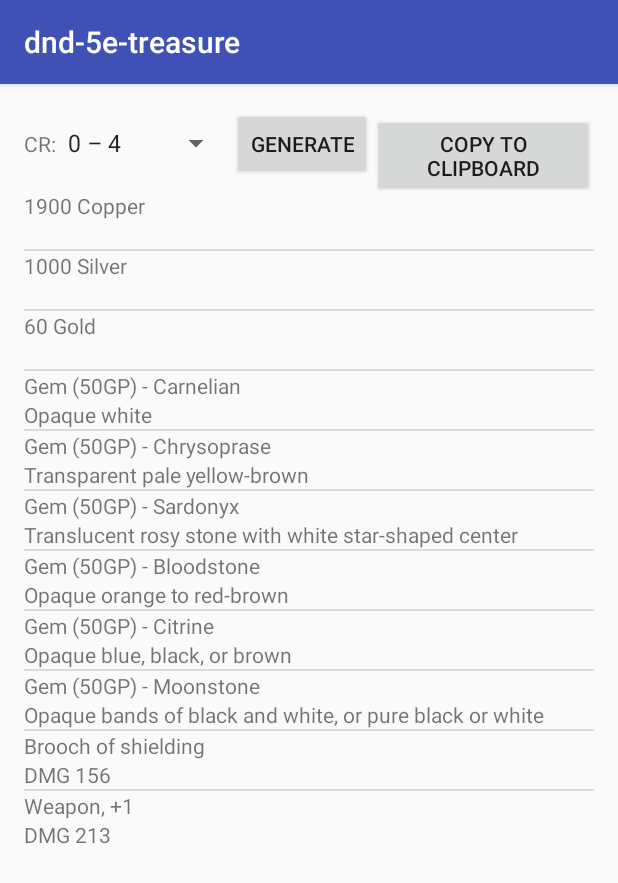
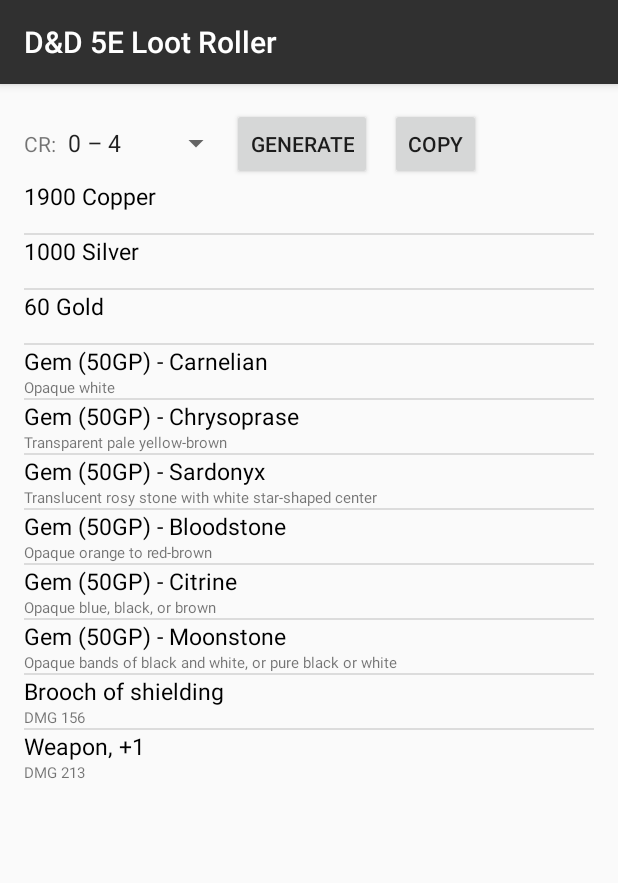
Before and after one commit to BecomingPizza/dnd-5e-treasure, an Android app: the screen it shows after launch (MainActivity), after a tap on "GENERATE", on a phone screen of 412 x 824 dp. Shown: the top 883 px of the screen. Run offline under Robolectric (Android 15) with nearby library versions, the phone set to English and light mode, and no system bars.

Commit message:
ui improvements

```diff
--- a/app/src/main/res/layout/activity_main.xml
+++ b/app/src/main/res/layout/activity_main.xml
@@ -40,6 +40,7 @@
             style="?android:attr/buttonStyleSmall"
             android:layout_width="wrap_content"
             android:layout_height="wrap_content"
+            android:layout_marginLeft="12dp"
             android:onClick="copyToClipboard"
             android:text="@string/copy_button_text" />
     </LinearLayout>
--- a/app/src/main/res/layout/treasure_list_item.xml
+++ b/app/src/main/res/layout/treasure_list_item.xml
@@ -9,11 +9,14 @@
             <TextView
                 android:id="@+id/tli_mainText"
                 android:layout_width="wrap_content"
-                android:layout_height="wrap_content"/>
+                android:layout_height="wrap_content"
+                android:textSize="15sp"
+                android:textColor="@color/textBlack"/>
 
             <TextView
                 android:id="@+id/tli_subText"
                 android:layout_width="wrap_content"
-                android:layout_height="wrap_content"/>
+                android:layout_height="wrap_content"
+                android:textSize="10sp"/>
 
         </LinearLayout>
--- a/app/src/main/res/values/colors.xml
+++ b/app/src/main/res/values/colors.xml
@@ -1,6 +1,7 @@
 <?xml version="1.0" encoding="utf-8"?>
 <resources>
-    <color name="colorPrimary">#3F51B5</color>
-    <color name="colorPrimaryDark">#303F9F</color>
-    <color name="colorAccent">#FF4081</color>
+    <color name="colorPrimary">#303030</color>
+    <color name="colorPrimaryDark">#000000</color>
+    <color name="colorAccent">#424242</color>
+    <color name="textBlack">#000000</color>
 </resources>
--- a/app/src/main/res/values/strings.xml
+++ b/app/src/main/res/values/strings.xml
@@ -1,9 +1,9 @@
 
 <resources>
-    <string name="app_name">dnd-5e-treasure</string>
+    <string name="app_name">D&amp;D 5E Loot Roller</string>
     <string name="cr_selection_label_text">CR:</string>
     <string name="roll_button_text">Generate</string>
-    <string name="copy_button_text">Copy to Clipboard</string>
+    <string name="copy_button_text">Copy</string>
     <string-array name="cr_selection_array">
         <item>0 – 4</item>
         <item>5 – 10</item>
@@ -187,7 +187,7 @@
     </string-array>
 
     //Art 250GP
-    <string name="tr_art_250gp">Art(250GP)</string>
+    <string name="tr_art_250gp">Art (250GP)</string>
 
     //Art 250GP subtext
     <string-array name="tr_array_art250gp_sub">
@@ -204,7 +204,7 @@
     </string-array>
 
     //Art 750GP
-    <string name="tr_art_750gp">Art(750GP)</string>
+    <string name="tr_art_750gp">Art (750GP)</string>
 
     //Art 750GP subtext
     <string-array name="tr_array_art750gp_sub">
@@ -222,7 +222,7 @@
 
 
     //Art 2500GP
-    <string name="tr_art_2500gp">Art(2500GP)</string>
+    <string name="tr_art_2500gp">Art (2500GP)</string>
 
     //Art 2500GP subtext
     <string-array name="tr_array_art2500gp_sub">
@@ -240,7 +240,7 @@
 
 
     //Art 7500GP
-    <string name="tr_art_7500gp">Art(7500GP)</string>
+    <string name="tr_art_7500gp">Art (7500GP)</string>
 
     //Art 7500GP subtext
     <string-array name="tr_array_art7500gp_sub">
```
